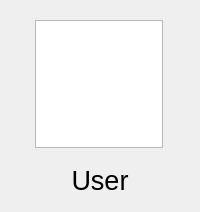
Qt form ui/widgets/user_login_button.ui (Protocs/OkayMoney) before a commit.
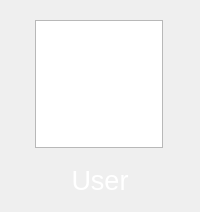
The same form after that commit.

Commit message: Исправил компоновку user_login_button

The edit to the form file:
```diff
--- a/ui/widgets/user_login_button.ui
+++ b/ui/widgets/user_login_button.ui
@@ -10,6 +10,18 @@
     <height>212</height>
    </rect>
   </property>
+  <property name="minimumSize">
+   <size>
+    <width>200</width>
+    <height>212</height>
+   </size>
+  </property>
+  <property name="maximumSize">
+   <size>
+    <width>200</width>
+    <height>212</height>
+   </size>
+  </property>
   <property name="windowTitle">
    <string>Form</string>
   </property>
@@ -37,6 +49,9 @@
      <pointsize>20</pointsize>
     </font>
    </property>
+   <property name="styleSheet">
+    <string notr="true">color: rgb(255, 255, 255)</string>
+   </property>
    <property name="text">
     <string>User</string>
    </property>
```
Left out of the diff: 3 changed lines with no effect on the pictures.
